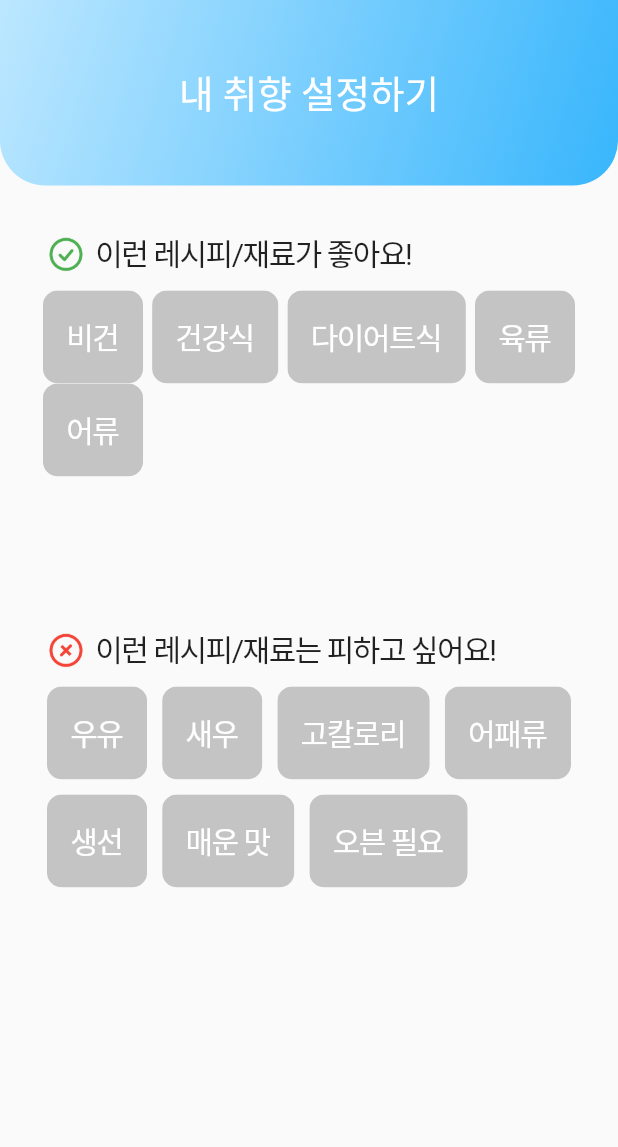
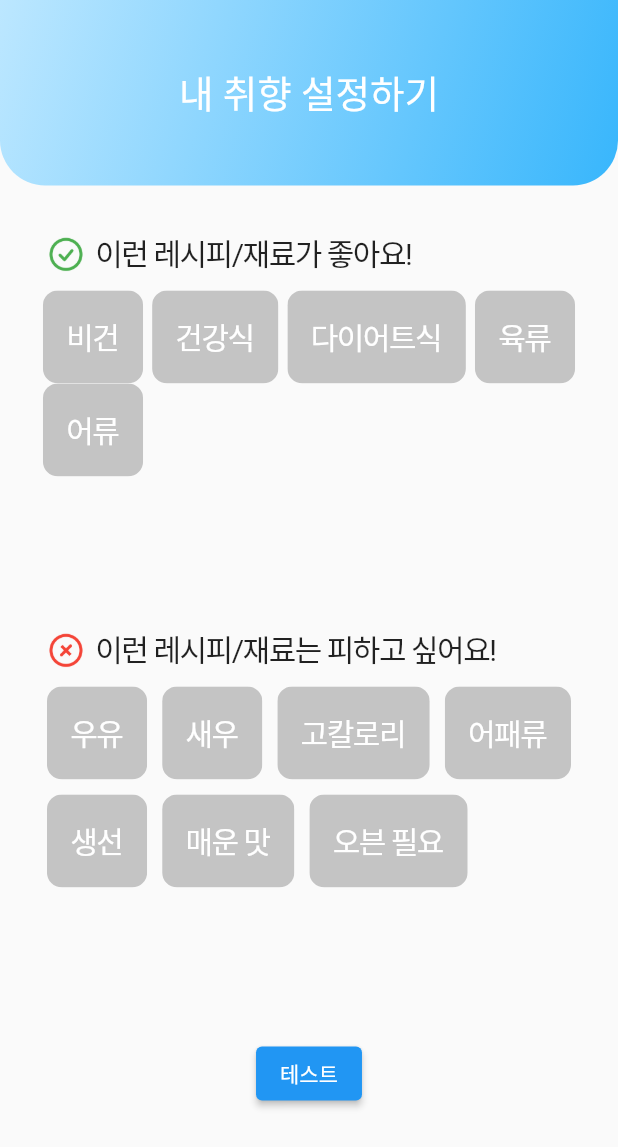
Before and after one commit to z5zH0/Capstone-Design, a Flutter app: the Option screen opened directly, on a phone screen of 412 x 824 dp. Shown: the top 1147 px of the screen. Run offline on Flutter 3.47's test engine with Material 2 defaults, Android fonts, the phone set to English and light mode, and no system bars; our stand-ins replace cloud_firestore, firebase_core; accounts and stored records are empty; Roboto replaces fonts that are missing (OpenSans).

Commit message:
setting change

```diff
--- a/lib/home/Search.dart
+++ b/lib/home/Search.dart
@@ -15,6 +15,7 @@ class _searchState extends State<search> {
       height: 60,
       child: TextField(
           showCursor: false,
+          style: TextStyle(color: Colors.white),
           decoration: InputDecoration(
               hintText: '메뉴, 재료로 레시피 검색하기',
               hintStyle: TextStyle(color: Colors.white),
--- a/lib/main.dart
+++ b/lib/main.dart
@@ -2,9 +2,13 @@ import 'package:flutter/material.dart';
 import 'home/Home.dart';
 import 'myFridge/MyFridge.dart';
 import 'option/Option.dart';
+import 'package:cloud_firestore/cloud_firestore.dart';
+import 'package:firebase_core/firebase_core.dart';
 
 
 void main() {
+  WidgetsFlutterBinding.ensureInitialized();
+  Firebase.initializeApp();
   runApp(const MyApp());
 }
 
--- a/lib/option/Chips.dart
+++ b/lib/option/Chips.dart
@@ -7,13 +7,12 @@ class Chips extends StatefulWidget {
 
   Chips({Key? key,
     required this.chipName,
-    required this.isChecked,
     required this.isLike,
     required this.index})
       : super(key: key);
 
   final String chipName;
-  bool isChecked;
+  bool isChecked = false;
   final bool isLike;
   final int index;
 
--- a/lib/option/Option.dart
+++ b/lib/option/Option.dart
@@ -2,6 +2,8 @@ import 'package:flutter/cupertino.dart';
 import 'package:flutter/material.dart';
 import '../resources.dart';
 import 'Chips.dart';
+import 'package:firebase_core/firebase_core.dart';
+import 'package:cloud_firestore/cloud_firestore.dart';
 
 class Option extends StatelessWidget {
   const Option({Key? key}) : super(key: key);
@@ -43,11 +45,11 @@ class Option extends StatelessWidget {
                 spacing: 6,
                 alignment: WrapAlignment.start,
                 children: [
-                  Chips(chipName: '비건', isChecked: false, isLike: true, index: 0),
-                  Chips(chipName: '건강식', isChecked: false, isLike: true, index: 1),
-                  Chips(chipName: '다이어트식', isChecked: false, isLike: true, index: 2),
-                  Chips(chipName: '육류', isChecked: false, isLike: true, index: 3),
-                  Chips(chipName: '어류', isChecked: false, isLike: true, index: 4),
+                  Chips(chipName: '비건', isLike: true, index: 0),
+                  Chips(chipName: '건강식', isLike: true, index: 1),
+                  Chips(chipName: '다이어트식', isLike: true, index: 2),
+                  Chips(chipName: '육류', isLike: true, index: 3),
+                  Chips(chipName: '어류', isLike: true, index: 4),
                 ],
               ),
             ),
@@ -70,16 +72,22 @@ class Option extends StatelessWidget {
                 spacing: 10,
                 runSpacing: 10,
                 children: [
-                  Chips(chipName: '우유', isChecked: false, isLike: false, index: 0),
-                  Chips(chipName: '새우', isChecked: false, isLike: false, index: 1),
-                  Chips(chipName: '고칼로리', isChecked: false, isLike: false, index: 2),
-                  Chips(chipName: '어패류', isChecked: false, isLike: false, index: 3),
-                  Chips(chipName: '생선', isChecked: false, isLike: false, index: 4),
-                  Chips(chipName: '매운 맛', isChecked: false, isLike: false, index: 5),
-                  Chips(chipName: '오븐 필요', isChecked: false, isLike: false, index: 6),
+                  Chips(chipName: '우유', isLike: false, index: 0),
+                  Chips(chipName: '새우', isLike: false, index: 1),
+                  Chips(chipName: '고칼로리', isLike: false, index: 2),
+                  Chips(chipName: '어패류', isLike: false, index: 3),
+                  Chips(chipName: '생선', isLike: false, index: 4),
+                  Chips(chipName: '매운 맛', isLike: false, index: 5),
+                  Chips(chipName: '오븐 필요', isLike: false, index: 6),
                 ],
               ),
             ),
+            SizedBox(height: 100),
+            ElevatedButton(
+                onPressed: (){
+
+                },
+                child: Text('테스트'))
           ],
         ),
       ),
--- a/pubspec.yaml
+++ b/pubspec.yaml
@@ -13,6 +13,7 @@ dependencies:
     sdk: flutter
 
   cupertino_icons: ^1.0.2
+  cloud_firestore: ^3.1.14
 
 dev_dependencies:
   flutter_test:
```
Also changed, not shown: pubspec.lock.
